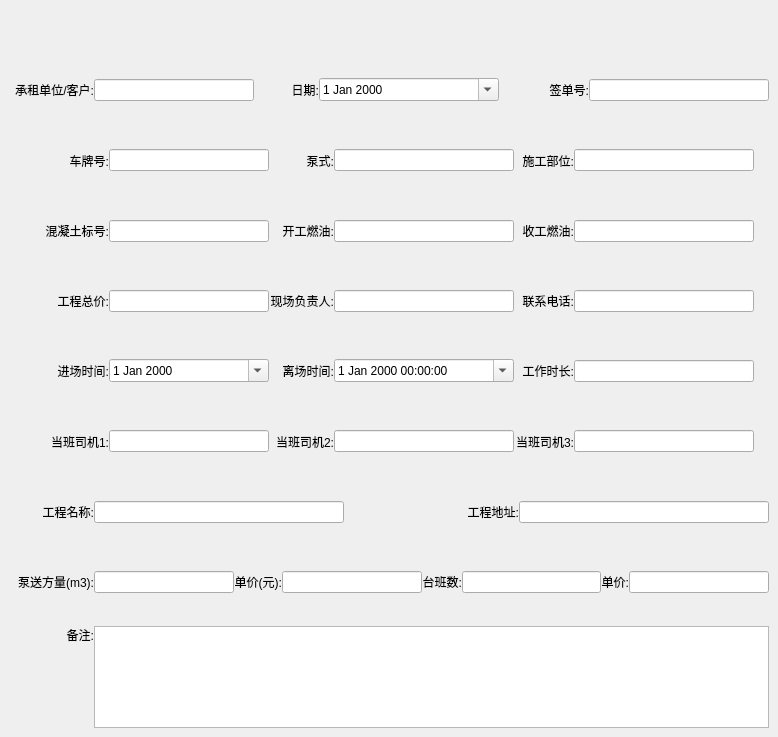
This is ui/dialog/rentaldocumenteditdialog.ui in longcp/CarRentalManagement as Qt 5 draws it before an edit. The edited form follows.
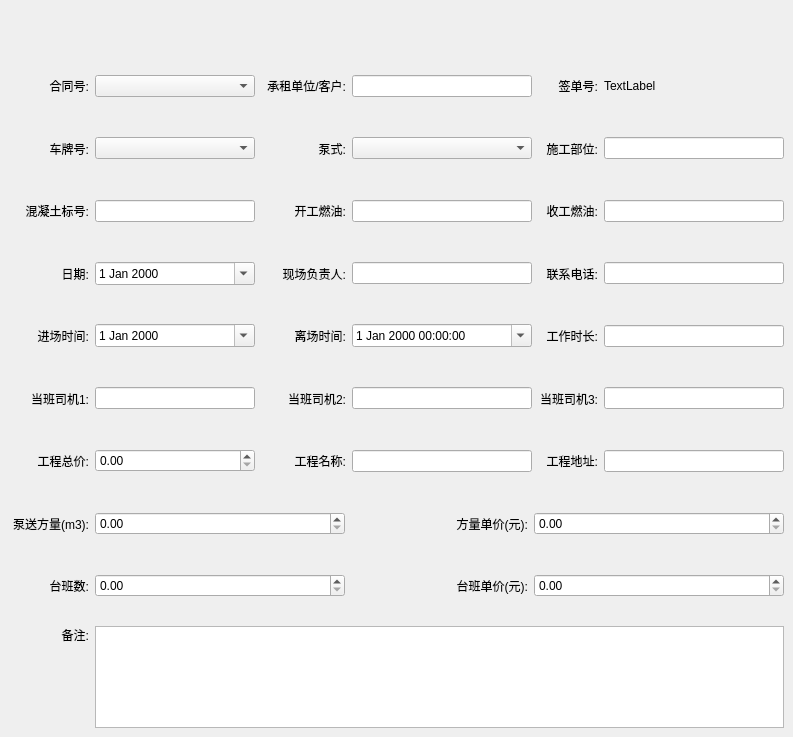
This is the edited form.

Commit message: 调整签证单编辑界面

```diff
--- a/ui/dialog/rentaldocumenteditdialog.ui
+++ b/ui/dialog/rentaldocumenteditdialog.ui
@@ -6,7 +6,7 @@
    <rect>
     <x>0</x>
     <y>0</y>
-    <width>778</width>
+    <width>793</width>
     <height>737</height>
    </rect>
   </property>
@@ -82,6 +82,9 @@
       </property>
       <item>
        <layout class="QHBoxLayout" name="horizontalLayout">
+        <property name="spacing">
+         <number>6</number>
+        </property>
         <property name="leftMargin">
          <number>9</number>
         </property>
@@ -94,6 +97,44 @@
         <property name="bottomMargin">
          <number>9</number>
         </property>
+        <item>
+         <widget class="QLabel" name="label_27">
+          <property name="minimumSize">
+           <size>
+            <width>80</width>
+            <height>0</height>
+           </size>
+          </property>
+          <property name="maximumSize">
+           <size>
+            <width>80</width>
+            <height>16777215</height>
+           </size>
+          </property>
+          <property name="text">
+           <string>合同号:</string>
+          </property>
+          <property name="alignment">
+           <set>Qt::AlignRight|Qt::AlignTrailing|Qt::AlignVCenter</set>
+          </property>
+         </widget>
+        </item>
+        <item>
+         <widget class="QComboBox" name="comboBox_2">
+          <property name="minimumSize">
+           <size>
+            <width>160</width>
+            <height>0</height>
+           </size>
+          </property>
+          <property name="maximumSize">
+           <size>
+            <width>160</width>
+            <height>16777215</height>
+           </size>
+          </property>
+         </widget>
+        </item>
         <item>
          <widget class="QLabel" name="label">
           <property name="minimumSize">
@@ -120,44 +161,6 @@
          <widget class="QLineEdit" name="lineEdit">
           <property name="minimumSize">
            <size>
-            <width>160</width>
-            <height>0</height>
-           </size>
-          </property>
-          <property name="maximumSize">
-           <size>
-            <width>160</width>
-            <height>16777215</height>
-           </size>
-          </property>
-         </widget>
-        </item>
-        <item>
-         <widget class="QLabel" name="label_2">
-          <property name="minimumSize">
-           <size>
-            <width>65</width>
-            <height>0</height>
-           </size>
-          </property>
-          <property name="maximumSize">
-           <size>
-            <width>65</width>
-            <height>16777215</height>
-           </size>
-          </property>
-          <property name="text">
-           <string>日期:</string>
-          </property>
-          <property name="alignment">
-           <set>Qt::AlignRight|Qt::AlignTrailing|Qt::AlignVCenter</set>
-          </property>
-         </widget>
-        </item>
-        <item>
-         <widget class="QDateEdit" name="dateEdit">
-          <property name="minimumSize">
-           <size>
             <width>180</width>
             <height>0</height>
            </size>
@@ -168,13 +171,22 @@
             <height>16777215</height>
            </size>
           </property>
-          <property name="calendarPopup">
-           <bool>true</bool>
-          </property>
          </widget>
         </item>
         <item>
          <widget class="QLabel" name="label_3">
+          <property name="minimumSize">
+           <size>
+            <width>60</width>
+            <height>0</height>
+           </size>
+          </property>
+          <property name="maximumSize">
+           <size>
+            <width>60</width>
+            <height>16777215</height>
+           </size>
+          </property>
           <property name="text">
            <string>签单号:</string>
           </property>
@@ -184,18 +196,9 @@
          </widget>
         </item>
         <item>
-         <widget class="QLineEdit" name="lineEdit_3">
-          <property name="minimumSize">
-           <size>
-            <width>180</width>
-            <height>0</height>
-           </size>
-          </property>
-          <property name="maximumSize">
-           <size>
-            <width>180</width>
-            <height>16777215</height>
-           </size>
+         <widget class="QLabel" name="label_26">
+          <property name="text">
+           <string>TextLabel</string>
           </property>
          </widget>
         </item>
@@ -224,6 +227,9 @@
       </property>
       <item>
        <layout class="QHBoxLayout" name="horizontalLayout_6">
+        <property name="spacing">
+         <number>6</number>
+        </property>
         <property name="leftMargin">
          <number>9</number>
         </property>
@@ -240,13 +246,13 @@
          <widget class="QLabel" name="label_7">
           <property name="minimumSize">
            <size>
-            <width>85</width>
+            <width>80</width>
             <height>0</height>
            </size>
           </property>
           <property name="maximumSize">
            <size>
-            <width>85</width>
+            <width>80</width>
             <height>16777215</height>
            </size>
           </property>
@@ -259,7 +265,7 @@
          </widget>
         </item>
         <item>
-         <widget class="QLineEdit" name="lineEdit_7">
+         <widget class="QComboBox" name="comboBox_3">
           <property name="minimumSize">
            <size>
             <width>160</width>
@@ -278,13 +284,13 @@
          <widget class="QLabel" name="label_8">
           <property name="minimumSize">
            <size>
-            <width>65</width>
+            <width>85</width>
             <height>0</height>
            </size>
           </property>
           <property name="maximumSize">
            <size>
-            <width>65</width>
+            <width>85</width>
             <height>16777215</height>
            </size>
           </property>
@@ -297,7 +303,7 @@
          </widget>
         </item>
         <item>
-         <widget class="QLineEdit" name="lineEdit_8">
+         <widget class="QComboBox" name="comboBox">
           <property name="minimumSize">
            <size>
             <width>180</width>
@@ -375,6 +381,9 @@
       </property>
       <item>
        <layout class="QHBoxLayout" name="horizontalLayout_8">
+        <property name="spacing">
+         <number>6</number>
+        </property>
         <property name="leftMargin">
          <number>9</number>
         </property>
@@ -391,13 +400,13 @@
          <widget class="QLabel" name="label_10">
           <property name="minimumSize">
            <size>
-            <width>85</width>
+            <width>80</width>
             <height>0</height>
            </size>
           </property>
           <property name="maximumSize">
            <size>
-            <width>85</width>
+            <width>80</width>
             <height>16777215</height>
            </size>
           </property>
@@ -429,13 +438,13 @@
          <widget class="QLabel" name="label_11">
           <property name="minimumSize">
            <size>
-            <width>65</width>
+            <width>85</width>
             <height>0</height>
            </size>
           </property>
           <property name="maximumSize">
            <size>
-            <width>65</width>
+            <width>85</width>
             <height>16777215</height>
            </size>
           </property>
@@ -526,6 +535,9 @@
       </property>
       <item>
        <layout class="QHBoxLayout" name="horizontalLayout_14">
+        <property name="spacing">
+         <number>6</number>
+        </property>
         <property name="leftMargin">
          <number>9</number>
         </property>
@@ -539,21 +551,21 @@
          <number>9</number>
         </property>
         <item>
-         <widget class="QLabel" name="label_19">
+         <widget class="QLabel" name="label_2">
           <property name="minimumSize">
            <size>
-            <width>85</width>
+            <width>80</width>
             <height>0</height>
            </size>
           </property>
           <property name="maximumSize">
            <size>
-            <width>85</width>
+            <width>80</width>
             <height>16777215</height>
            </size>
           </property>
           <property name="text">
-           <string>工程总价:</string>
+           <string>日期:</string>
           </property>
           <property name="alignment">
            <set>Qt::AlignRight|Qt::AlignTrailing|Qt::AlignVCenter</set>
@@ -561,7 +573,7 @@
          </widget>
         </item>
         <item>
-         <widget class="QLineEdit" name="lineEdit_19">
+         <widget class="QDateEdit" name="dateEdit">
           <property name="minimumSize">
            <size>
             <width>160</width>
@@ -574,19 +586,22 @@
             <height>16777215</height>
            </size>
           </property>
+          <property name="calendarPopup">
+           <bool>true</bool>
+          </property>
          </widget>
         </item>
         <item>
          <widget class="QLabel" name="label_20">
           <property name="minimumSize">
            <size>
-            <width>65</width>
+            <width>85</width>
             <height>0</height>
            </size>
           </property>
           <property name="maximumSize">
            <size>
-            <width>65</width>
+            <width>85</width>
             <height>16777215</height>
            </size>
           </property>
@@ -677,6 +692,9 @@
       </property>
       <item>
        <layout class="QHBoxLayout" name="horizontalLayout_10">
+        <property name="spacing">
+         <number>6</number>
+        </property>
         <property name="leftMargin">
          <number>9</number>
         </property>
@@ -693,13 +711,13 @@
          <widget class="QLabel" name="label_13">
           <property name="minimumSize">
            <size>
-            <width>85</width>
+            <width>80</width>
             <height>0</height>
            </size>
           </property>
           <property name="maximumSize">
            <size>
-            <width>85</width>
+            <width>80</width>
             <height>16777215</height>
            </size>
           </property>
@@ -734,13 +752,13 @@
          <widget class="QLabel" name="label_14">
           <property name="minimumSize">
            <size>
-            <width>65</width>
+            <width>85</width>
             <height>0</height>
            </size>
           </property>
           <property name="maximumSize">
            <size>
-            <width>65</width>
+            <width>85</width>
             <height>16777215</height>
            </size>
           </property>
@@ -834,6 +852,9 @@
       </property>
       <item>
        <layout class="QHBoxLayout" name="horizontalLayout_16">
+        <property name="spacing">
+         <number>6</number>
+        </property>
         <property name="leftMargin">
          <number>9</number>
         </property>
@@ -850,13 +871,13 @@
          <widget class="QLabel" name="label_22">
           <property name="minimumSize">
            <size>
-            <width>85</width>
+            <width>80</width>
             <height>0</height>
            </size>
           </property>
           <property name="maximumSize">
            <size>
-            <width>85</width>
+            <width>80</width>
             <height>16777215</height>
            </size>
           </property>
@@ -888,13 +909,13 @@
          <widget class="QLabel" name="label_23">
           <property name="minimumSize">
            <size>
-            <width>65</width>
+            <width>85</width>
             <height>0</height>
            </size>
           </property>
           <property name="maximumSize">
            <size>
-            <width>65</width>
+            <width>85</width>
             <height>16777215</height>
            </size>
           </property>
@@ -985,6 +1006,9 @@
       </property>
       <item>
        <layout class="QHBoxLayout" name="horizontalLayout_4">
+        <property name="spacing">
+         <number>6</number>
+        </property>
         <property name="leftMargin">
          <number>9</number>
         </property>
@@ -997,6 +1021,44 @@
         <property name="bottomMargin">
          <number>9</number>
         </property>
+        <item>
+         <widget class="QLabel" name="label_19">
+          <property name="minimumSize">
+           <size>
+            <width>80</width>
+            <height>0</height>
+           </size>
+          </property>
+          <property name="maximumSize">
+           <size>
+            <width>80</width>
+            <height>16777215</height>
+           </size>
+          </property>
+          <property name="text">
+           <string>工程总价:</string>
+          </property>
+          <property name="alignment">
+           <set>Qt::AlignRight|Qt::AlignTrailing|Qt::AlignVCenter</set>
+          </property>
+         </widget>
+        </item>
+        <item>
+         <widget class="QDoubleSpinBox" name="doubleSpinBox_5">
+          <property name="minimumSize">
+           <size>
+            <width>160</width>
+            <height>0</height>
+           </size>
+          </property>
+          <property name="maximumSize">
+           <size>
+            <width>260</width>
+            <height>16777215</height>
+           </size>
+          </property>
+         </widget>
+        </item>
         <item>
          <widget class="QLabel" name="label_4">
           <property name="minimumSize">
@@ -1023,13 +1085,13 @@
          <widget class="QLineEdit" name="lineEdit_4">
           <property name="minimumSize">
            <size>
-            <width>250</width>
+            <width>180</width>
             <height>0</height>
            </size>
           </property>
           <property name="maximumSize">
            <size>
-            <width>250</width>
+            <width>180</width>
             <height>16777215</height>
            </size>
           </property>
@@ -1049,13 +1111,13 @@
          <widget class="QLineEdit" name="lineEdit_6">
           <property name="minimumSize">
            <size>
-            <width>250</width>
+            <width>180</width>
             <height>0</height>
            </size>
           </property>
           <property name="maximumSize">
            <size>
-            <width>250</width>
+            <width>180</width>
             <height>16777215</height>
            </size>
           </property>
@@ -1086,6 +1148,9 @@
       </property>
       <item>
        <layout class="QHBoxLayout" name="horizontalLayout_12">
+        <property name="spacing">
+         <number>6</number>
+        </property>
         <property name="leftMargin">
          <number>9</number>
         </property>
@@ -1102,13 +1167,13 @@
          <widget class="QLabel" name="label_16">
           <property name="minimumSize">
            <size>
-            <width>85</width>
+            <width>80</width>
             <height>0</height>
            </size>
           </property>
           <property name="maximumSize">
            <size>
-            <width>85</width>
+            <width>80</width>
             <height>16777215</height>
            </size>
           </property>
@@ -1121,12 +1186,25 @@
          </widget>
         </item>
         <item>
-         <widget class="QLineEdit" name="lineEdit_16"/>
+         <widget class="QDoubleSpinBox" name="doubleSpinBox">
+          <property name="minimumSize">
+           <size>
+            <width>250</width>
+            <height>0</height>
+           </size>
+          </property>
+          <property name="maximumSize">
+           <size>
+            <width>250</width>
+            <height>16777215</height>
+           </size>
+          </property>
+         </widget>
         </item>
         <item>
          <widget class="QLabel" name="label_17">
           <property name="text">
-           <string>单价(元):</string>
+           <string>方量单价(元):</string>
           </property>
           <property name="alignment">
            <set>Qt::AlignRight|Qt::AlignTrailing|Qt::AlignVCenter</set>
@@ -1134,10 +1212,75 @@
          </widget>
         </item>
         <item>
-         <widget class="QLineEdit" name="lineEdit_17"/>
+         <widget class="QDoubleSpinBox" name="doubleSpinBox_2">
+          <property name="minimumSize">
+           <size>
+            <width>250</width>
+            <height>0</height>
+           </size>
+          </property>
+          <property name="maximumSize">
+           <size>
+            <width>250</width>
+            <height>16777215</height>
+           </size>
+          </property>
+         </widget>
         </item>
+       </layout>
+      </item>
+     </layout>
+    </widget>
+   </item>
+   <item>
+    <widget class="QWidget" name="widget_10" native="true">
+     <layout class="QHBoxLayout" name="horizontalLayout_19">
+      <property name="spacing">
+       <number>0</number>
+      </property>
+      <property name="leftMargin">
+       <number>0</number>
+      </property>
+      <property name="topMargin">
+       <number>0</number>
+      </property>
+      <property name="rightMargin">
+       <number>0</number>
+      </property>
+      <property name="bottomMargin">
+       <number>0</number>
+      </property>
+      <item>
+       <layout class="QHBoxLayout" name="horizontalLayout_20">
+        <property name="spacing">
+         <number>6</number>
+        </property>
+        <property name="leftMargin">
+         <number>9</number>
+        </property>
+        <property name="topMargin">
+         <number>9</number>
+        </property>
+        <property name="rightMargin">
+         <number>9</number>
+        </property>
+        <property name="bottomMargin">
+         <number>9</number>
+        </property>
         <item>
          <widget class="QLabel" name="label_18">
+          <property name="minimumSize">
+           <size>
+            <width>80</width>
+            <height>0</height>
+           </size>
+          </property>
+          <property name="maximumSize">
+           <size>
+            <width>80</width>
+            <height>16777215</height>
+           </size>
+          </property>
           <property name="text">
            <string>台班数:</string>
           </property>
@@ -1147,12 +1290,25 @@
          </widget>
         </item>
         <item>
-         <widget class="QLineEdit" name="lineEdit_18"/>
+         <widget class="QDoubleSpinBox" name="doubleSpinBox_3">
+          <property name="minimumSize">
+           <size>
+            <width>250</width>
+            <height>0</height>
+           </size>
+          </property>
+          <property name="maximumSize">
+           <size>
+            <width>250</width>
+            <height>16777215</height>
+           </size>
+          </property>
+         </widget>
         </item>
         <item>
          <widget class="QLabel" name="label_5">
           <property name="text">
-           <string>单价:</string>
+           <string>台班单价(元):</string>
           </property>
           <property name="alignment">
            <set>Qt::AlignRight|Qt::AlignTrailing|Qt::AlignVCenter</set>
@@ -1160,7 +1316,20 @@
          </widget>
         </item>
         <item>
-         <widget class="QLineEdit" name="lineEdit_2"/>
+         <widget class="QDoubleSpinBox" name="doubleSpinBox_4">
+          <property name="minimumSize">
+           <size>
+            <width>250</width>
+            <height>0</height>
+           </size>
+          </property>
+          <property name="maximumSize">
+           <size>
+            <width>250</width>
+            <height>16777215</height>
+           </size>
+          </property>
+         </widget>
         </item>
        </layout>
       </item>
@@ -1193,6 +1362,9 @@
       </property>
       <item>
        <layout class="QHBoxLayout" name="horizontalLayout_18">
+        <property name="spacing">
+         <number>6</number>
+        </property>
         <property name="leftMargin">
          <number>9</number>
         </property>
@@ -1209,13 +1381,13 @@
          <widget class="QLabel" name="label_25">
           <property name="minimumSize">
            <size>
-            <width>85</width>
+            <width>80</width>
             <height>0</height>
            </size>
           </property>
           <property name="maximumSize">
            <size>
-            <width>85</width>
+            <width>80</width>
             <height>16777215</height>
            </size>
           </property>
@@ -1228,7 +1400,7 @@
          </widget>
         </item>
         <item>
-         <widget class="QTextBrowser" name="textBrowser"/>
+         <widget class="QTextEdit" name="textEdit"/>
         </item>
        </layout>
       </item>
```
The commit also changes 4 other files.
